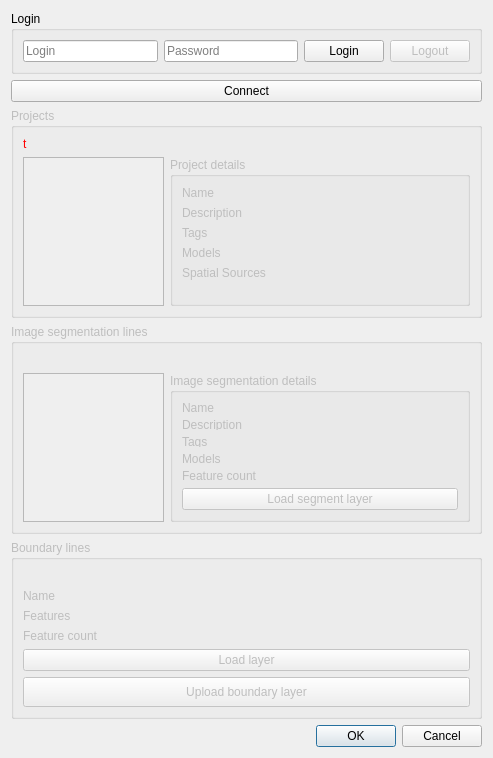
The window that BoundaryDelineationIts4landWindow.ui (its4land/qgis-boundary-delineation) describes before a commit, drawn with Qt 5.
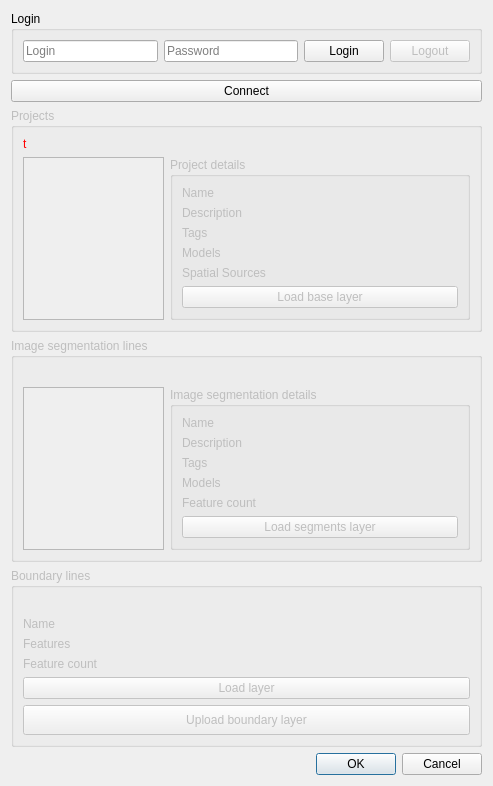
The same window after the commit. Custom widgets are drawn as their Qt base class.

```diff
--- a/BoundaryDelineationIts4landWindow.ui
+++ b/BoundaryDelineationIts4landWindow.ui
@@ -284,6 +284,16 @@
            </item>
           </layout>
          </item>
+         <item row="1" column="0">
+          <widget class="QPushButton" name="projectsLoadBaseLayerButton">
+           <property name="enabled">
+            <bool>false</bool>
+           </property>
+           <property name="text">
+            <string>Load base layer</string>
+           </property>
+          </widget>
+         </item>
         </layout>
        </widget>
       </item>
@@ -501,7 +511,7 @@
             <string>Load segment layer from its4land platform</string>
            </property>
            <property name="text">
-            <string>Load segment layer</string>
+            <string>Load segments layer</string>
            </property>
           </widget>
          </item>
```
Left out of the diff: 22 changed lines with no effect on the pictures.
